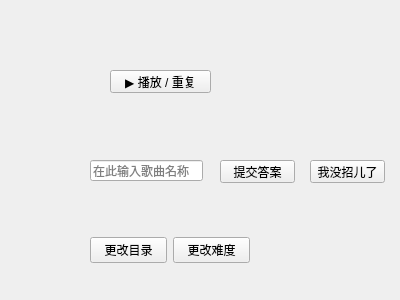
mygameworld9/Guess_Song, file gamewindow.ui: the form before one commit.
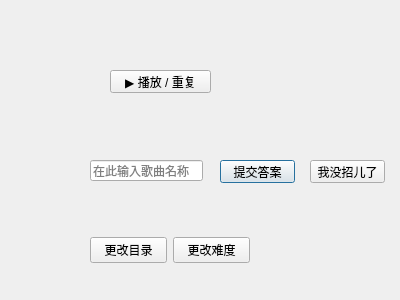
The form after the commit.

```diff
--- a/gamewindow.ui
+++ b/gamewindow.ui
@@ -96,6 +96,9 @@
    <property name="text">
     <string>提交答案</string>
    </property>
+   <property name="default">
+    <bool>true</bool>
+   </property>
   </widget>
   <widget class="QPushButton" name="giveUpButton">
    <property name="geometry">
```
